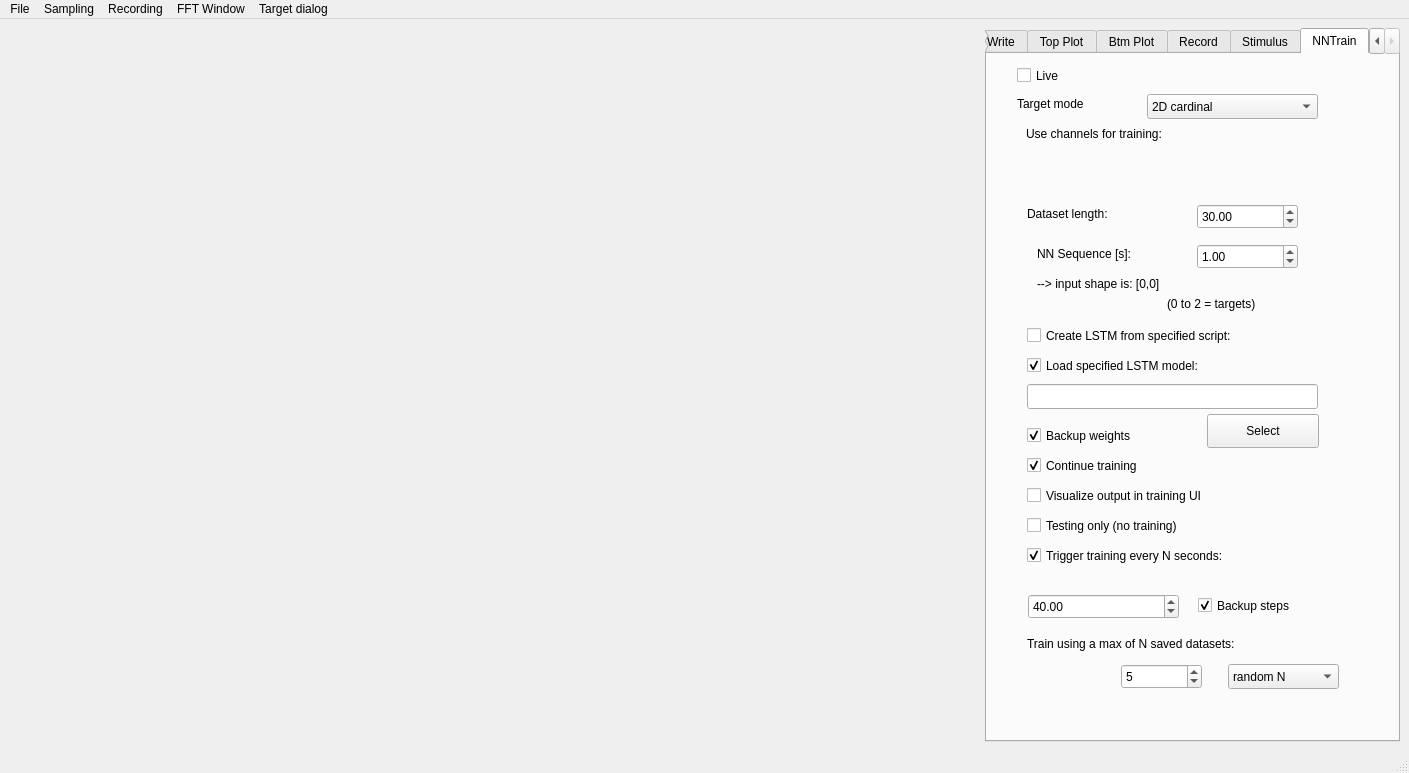
The window that sampling_ui.ui (DSchwenn/My_DAQ_EIS) describes before a commit, drawn with Qt 5.
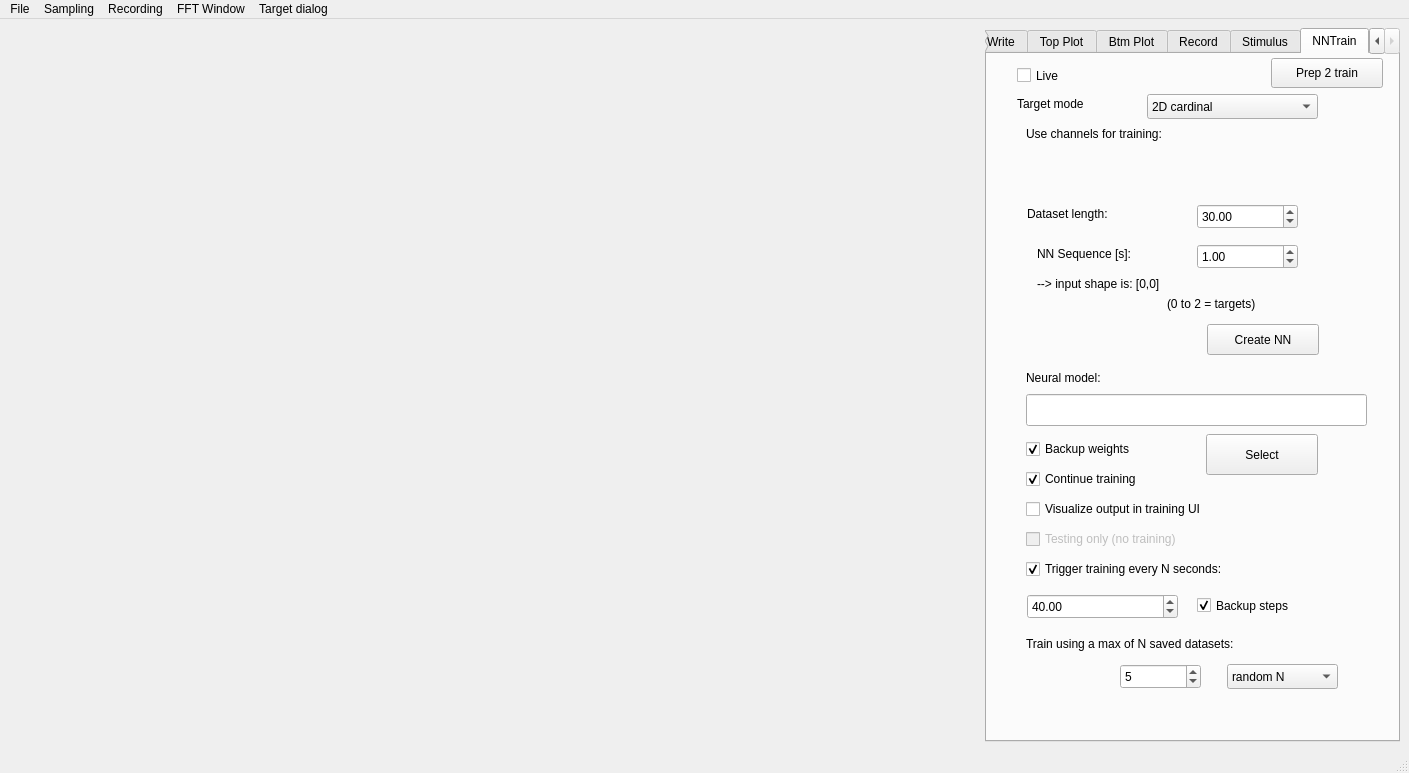
The same window after the commit.

The edit to the form file:
```diff
--- a/sampling_ui.ui
+++ b/sampling_ui.ui
@@ -1833,12 +1833,15 @@
           </layout>
          </widget>
          <widget class="QCheckBox" name="train_test_only_checkBox">
+          <property name="enabled">
+           <bool>false</bool>
+          </property>
           <property name="geometry">
            <rect>
-            <x>40</x>
-            <y>460</y>
+            <x>39</x>
+            <y>470</y>
             <width>301</width>
-            <height>23</height>
+            <height>30</height>
            </rect>
           </property>
           <property name="text">
@@ -1851,20 +1854,20 @@
          <widget class="QLineEdit" name="train_filename_lineEdit">
           <property name="geometry">
            <rect>
-            <x>40</x>
-            <y>330</y>
-            <width>291</width>
-            <height>25</height>
+            <x>39</x>
+            <y>340</y>
+            <width>341</width>
+            <height>32</height>
            </rect>
           </property>
          </widget>
          <widget class="QPushButton" name="train_select_file_pushButton">
           <property name="geometry">
            <rect>
-            <x>220</x>
-            <y>360</y>
+            <x>219</x>
+            <y>380</y>
             <width>112</width>
-            <height>34</height>
+            <height>41</height>
            </rect>
           </property>
           <property name="text">
@@ -1874,10 +1877,10 @@
          <widget class="QCheckBox" name="train_continue_training_checkBox">
           <property name="geometry">
            <rect>
-            <x>40</x>
-            <y>400</y>
+            <x>39</x>
+            <y>410</y>
             <width>261</width>
-            <height>23</height>
+            <height>30</height>
            </rect>
           </property>
           <property name="text">
@@ -1890,10 +1893,10 @@
          <widget class="QCheckBox" name="train_viz_output_checkBox">
           <property name="geometry">
            <rect>
-            <x>40</x>
-            <y>430</y>
+            <x>39</x>
+            <y>440</y>
             <width>281</width>
-            <height>23</height>
+            <height>30</height>
            </rect>
           </property>
           <property name="text">
@@ -1906,10 +1909,10 @@
          <widget class="QCheckBox" name="train_backup_weights_checkBox">
           <property name="geometry">
            <rect>
-            <x>40</x>
-            <y>370</y>
+            <x>39</x>
+            <y>380</y>
             <width>201</width>
-            <height>23</height>
+            <height>30</height>
            </rect>
           </property>
           <property name="text">
@@ -1919,45 +1922,13 @@
            <bool>true</bool>
           </property>
          </widget>
-         <widget class="QCheckBox" name="train_load_model_checkBox">
-          <property name="geometry">
-           <rect>
-            <x>40</x>
-            <y>300</y>
-            <width>301</width>
-            <height>23</height>
-           </rect>
-          </property>
-          <property name="text">
-           <string>Load specified LSTM model:</string>
-          </property>
-          <property name="checked">
-           <bool>true</bool>
-          </property>
-         </widget>
-         <widget class="QCheckBox" name="train_create_script_checkBox">
-          <property name="geometry">
-           <rect>
-            <x>40</x>
-            <y>270</y>
-            <width>301</width>
-            <height>23</height>
-           </rect>
-          </property>
-          <property name="text">
-           <string>Create LSTM from specified script:</string>
-          </property>
-          <property name="checked">
-           <bool>false</bool>
-          </property>
-         </widget>
          <widget class="QCheckBox" name="train_regularly_checkBox">
           <property name="geometry">
            <rect>
-            <x>40</x>
-            <y>490</y>
+            <x>39</x>
+            <y>500</y>
             <width>301</width>
-            <height>23</height>
+            <height>30</height>
            </rect>
           </property>
           <property name="text">
@@ -1970,7 +1941,7 @@
          <widget class="QDoubleSpinBox" name="train_record_set_doubleSpinBox">
           <property name="geometry">
            <rect>
-            <x>41</x>
+            <x>40</x>
             <y>540</y>
             <width>151</width>
             <height>25</height>
@@ -1986,7 +1957,7 @@
          <widget class="QLabel" name="label_40">
           <property name="geometry">
            <rect>
-            <x>40</x>
+            <x>39</x>
             <y>580</y>
             <width>301</width>
             <height>19</height>
@@ -1999,7 +1970,7 @@
          <widget class="QComboBox" name="train_dataset_select_comboBox">
           <property name="geometry">
            <rect>
-            <x>241</x>
+            <x>240</x>
             <y>610</y>
             <width>111</width>
             <height>25</height>
@@ -2019,7 +1990,7 @@
          <widget class="QSpinBox" name="train_datasets_spinBox">
           <property name="geometry">
            <rect>
-            <x>134</x>
+            <x>133</x>
             <y>610</y>
             <width>81</width>
             <height>25</height>
@@ -2035,7 +2006,7 @@
          <widget class="QCheckBox" name="train_backup_steps_checkBox">
           <property name="geometry">
            <rect>
-            <x>211</x>
+            <x>210</x>
             <y>540</y>
             <width>161</width>
             <height>23</height>
@@ -2148,6 +2119,45 @@
            <string>(0 to 2 = targets)</string>
           </property>
          </widget>
+         <widget class="QLabel" name="train_input_shape_label_3">
+          <property name="geometry">
+           <rect>
+            <x>39</x>
+            <y>310</y>
+            <width>281</width>
+            <height>27</height>
+           </rect>
+          </property>
+          <property name="text">
+           <string>Neural model:</string>
+          </property>
+         </widget>
+         <widget class="QPushButton" name="prep2train_pushButton">
+          <property name="geometry">
+           <rect>
+            <x>284</x>
+            <y>4</y>
+            <width>112</width>
+            <height>30</height>
+           </rect>
+          </property>
+          <property name="text">
+           <string>Prep 2 train</string>
+          </property>
+         </widget>
+         <widget class="QPushButton" name="train_create_nn_pushButton">
+          <property name="geometry">
+           <rect>
+            <x>220</x>
+            <y>270</y>
+            <width>112</width>
+            <height>31</height>
+           </rect>
+          </property>
+          <property name="text">
+           <string>Create NN</string>
+          </property>
+         </widget>
         </widget>
        </widget>
       </item>
```
